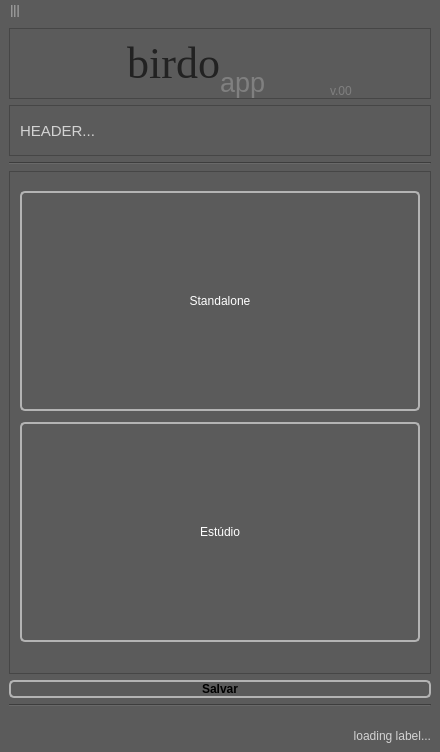
Qt form gui/main.ui (otmbneto/BirdoApp) before a commit.
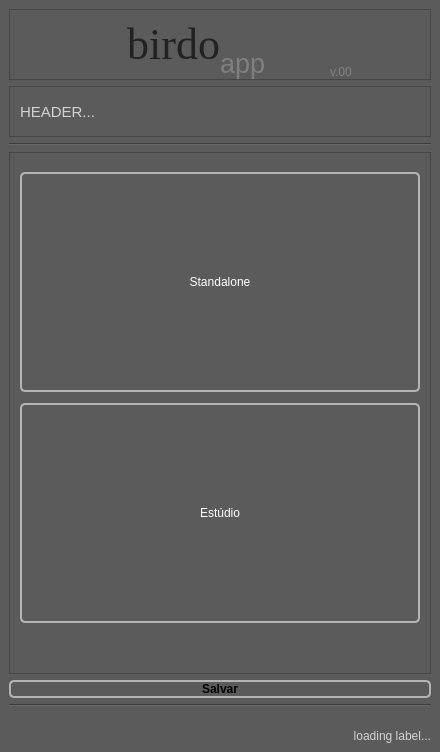
The same form after that commit.

```diff
--- a/gui/main.ui
+++ b/gui/main.ui
@@ -1470,16 +1470,6 @@
      <height>26</height>
     </rect>
    </property>
-   <widget class="QMenu" name="menu">
-    <property name="title">
-     <string>|||</string>
-    </property>
-    <addaction name="actionConfigurar_Estudio"/>
-    <addaction name="actionCredits"/>
-    <addaction name="separator"/>
-    <addaction name="actionExit"/>
-   </widget>
-   <addaction name="menu"/>
   </widget>
   <action name="actionChange_User">
    <property name="text">
```
